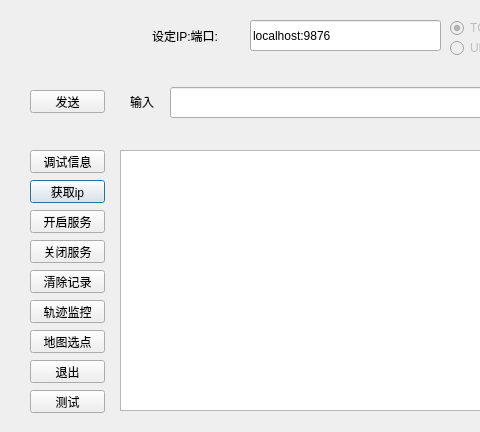
Before: the Qt Designer form ui/socketUI.ui in watermelonharry/socket_func_pyqt, drawn with Qt 5; both pictures show x 0 to 480 and y 0 to 432 of the 717 by 432 pixel window.
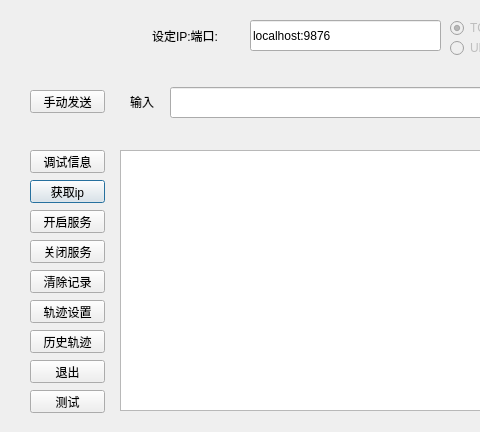
After: the same form once the commit is applied.

Commit message: 修改socket按钮名称和顺序； 修改pickFunc的Ui和按钮、状态显示；

```diff
--- a/ui/socketUI.ui
+++ b/ui/socketUI.ui
@@ -169,7 +169,7 @@
     </font>
    </property>
    <property name="text">
-    <string>发送</string>
+    <string>手动发送</string>
    </property>
   </widget>
   <widget class="QPushButton" name="sock_clear_btn">
@@ -197,7 +197,7 @@
    <property name="geometry">
     <rect>
      <x>30</x>
-     <y>300</y>
+     <y>330</y>
      <width>75</width>
      <height>23</height>
     </rect>
@@ -208,7 +208,7 @@
     </font>
    </property>
    <property name="text">
-    <string>轨迹监控</string>
+    <string>历史轨迹</string>
    </property>
    <property name="checkable">
     <bool>false</bool>
@@ -293,7 +293,7 @@
    <property name="geometry">
     <rect>
      <x>30</x>
-     <y>330</y>
+     <y>300</y>
      <width>75</width>
      <height>23</height>
     </rect>
@@ -304,7 +304,7 @@
     </font>
    </property>
    <property name="text">
-    <string>地图选点</string>
+    <string>轨迹设置</string>
    </property>
    <property name="checkable">
     <bool>false</bool>
```
The commit also changes 8 other files.
